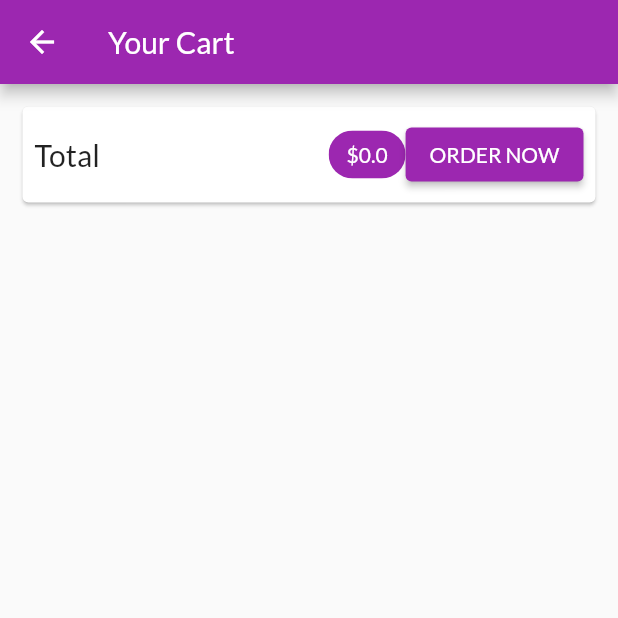
After one commit to bjamyl/dart_shop_app, a Flutter app: the CartScreen screen opened by its route, on a phone screen of 412 x 824 dp, the top half of it. The commit adds this screen. Run offline on Flutter 3.47's test engine with Material 2 defaults, Android fonts, the phone set to English and light mode, and no system bars; network calls fail.

Commit message:
created cart item widget and cart screen to display cart items

```diff
--- a/lib/main.dart
+++ b/lib/main.dart
@@ -4,6 +4,7 @@ import './screens/products_overview_screen.dart';
 import './screens/product_detail_screen.dart';
 import './providers/products_provider.dart';
 import './providers/cart.dart';
+import './screens/cart_screen.dart';
 
 void main() {
   runApp(MyApp());
@@ -28,7 +29,10 @@ class MyApp extends StatelessWidget {
                 .copyWith(secondary: Colors.orangeAccent),
             fontFamily: 'Lato'),
         home: ProductOverviewScreen(),
-        routes: {ProductDetailScreen.routeName: (ctx) => ProductDetailScreen()},
+        routes: {
+          ProductDetailScreen.routeName: (ctx) => ProductDetailScreen(),
+          CartScreen.routeName: (ctx) => CartScreen()
+        },
       ),
     );
   }
--- a/lib/providers/cart.dart
+++ b/lib/providers/cart.dart
@@ -27,6 +27,15 @@ class Cart with ChangeNotifier {
     return _items.length;
   }
 
+  double get totalAmount {
+    var total = 0.0;
+    _items.forEach((key, cartItem) {
+      total += cartItem.price * cartItem.quantity;
+    });
+
+    return total;
+  }
+
   void addItem(String productId, double price, String title) {
     if (_items.containsKey(productId)) {
       _items.update(
--- /dev/null
+++ b/lib/screens/cart_screen.dart
@@ -0,0 +1,55 @@
+import 'package:flutter/material.dart';
+import 'package:provider/provider.dart';
+import '../providers/cart.dart' show Cart;
+import '../widgets/cart_item.dart';
+
+class CartScreen extends StatelessWidget {
+  const CartScreen({super.key});
+
+  static const routeName = '/cart_screen';
+
+  @override
+  Widget build(BuildContext context) {
+    final cart = Provider.of<Cart>(context);
+    return Scaffold(
+      appBar: AppBar(title: Text('Your Cart')),
+      body: Column(children: [
+        Card(
+          margin: const EdgeInsets.all(15),
+          child: Padding(
+            padding: const EdgeInsets.all(8),
+            child: Row(
+                mainAxisAlignment: MainAxisAlignment.spaceBetween,
+                children: [
+                  const Text(
+                    'Total',
+                    style: TextStyle(fontSize: 20),
+                  ),
+                  Spacer(),
+                  Chip(
+                    label: Text(
+                      '\$${cart.totalAmount}',
+                      style: const TextStyle(color: Colors.white),
+                    ),
+                    backgroundColor: Theme.of(context).colorScheme.primary,
+                  ),
+                  ElevatedButton(onPressed: () {}, child: Text('ORDER NOW'))
+                ]),
+          ),
+        ),
+        SizedBox(
+          height: 10,
+        ),
+        Expanded(
+            child: ListView.builder(
+          itemCount: cart.items.length,
+          itemBuilder: (ctx, i) => CartItem(
+              id: cart.items.values.toList()[i].id,
+              price: cart.items.values.toList()[i].price,
+              quantity: cart.items.values.toList()[i].quantity,
+              title: cart.items.values.toList()[i].title),
+        ))
+      ]),
+    );
+  }
+}
--- a/lib/screens/products_overview_screen.dart
+++ b/lib/screens/products_overview_screen.dart
@@ -1,8 +1,8 @@
 import 'package:flutter/material.dart';
 import '../widgets/products_grid.dart';
-import '../widgets/badge.dart';
 import 'package:provider/provider.dart';
 import '../providers/cart.dart';
+import './cart_screen.dart';
 
 enum FilterOptions { Favorites, All }
 
@@ -49,7 +49,7 @@ class _ProductOverviewScreenState extends State<ProductOverviewScreen> {
                     child: IconButton(
                       icon: Icon(Icons.shopping_cart),
                       onPressed: () {
-                        print(cart.itemCount.toString());
+                        Navigator.of(context).pushNamed(CartScreen.routeName);
                       },
                     ),
                   ))
```
Also changed, not shown: lib/widgets/cart_item.dart (added, +36 -0 lines).
